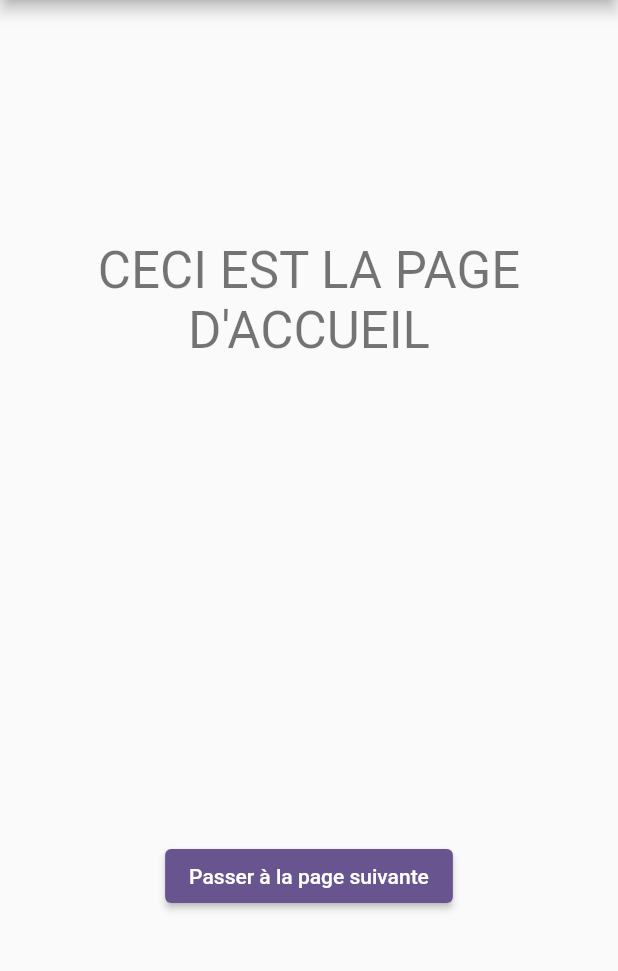
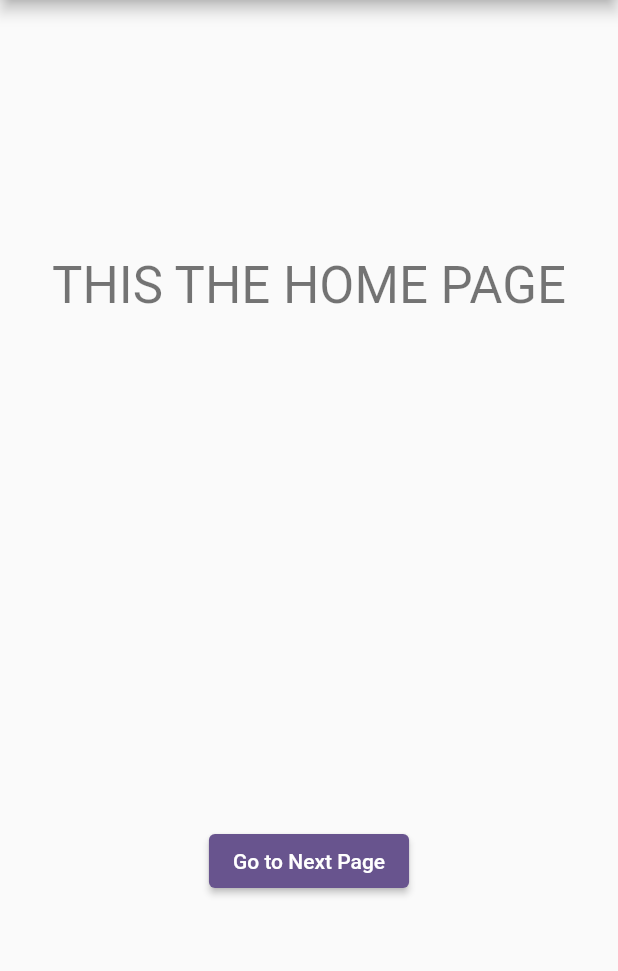
Before and after one commit to lpastyle/m2_flutter_simple_navigation, a Flutter app: the screen it shows after launch, on a phone screen of 412 x 824 dp, the part 84-1055 px from its top. Run offline on Flutter 3.47's test engine with Material 3 defaults, Android fonts, the light colour scheme and no system bars.

Commit message:
Flutter 3.8 update

```diff
--- a/lib/home_page.dart
+++ b/lib/home_page.dart
@@ -27,7 +27,7 @@ class HomePageState extends State<HomePage> {
           mainAxisSize: MainAxisSize.max,
           children: [
             Text(
-              'CECI EST LA PAGE D\'ACCUEIL',
+              'THIS THE HOME PAGE',
               textAlign: TextAlign.center,
               style: Theme.of(context).textTheme.headlineMedium,
             ),
@@ -37,7 +37,7 @@ class HomePageState extends State<HomePage> {
                 Navigator.of(context).push(
                   MaterialPageRoute(builder: (BuildContext buildContext) => nextPage));
               },
-              child: const Text("Passer à la page suivante")
+              child: const Text("Go to Next Page")
             )
           ]
         ),
```
Also changed, not shown: pubspec.lock, 3 other files.
